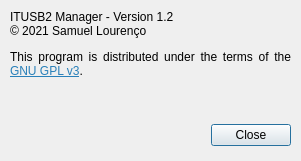
Qt form src/aboutdialog.ui (bloguetronica/itusb2-mngr) before a commit.
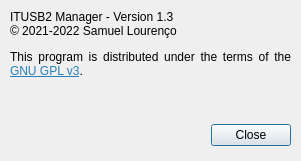
The same form after that commit. Icons and pictures are not drawn.

```diff
--- a/src/aboutdialog.ui
+++ b/src/aboutdialog.ui
@@ -65,7 +65,7 @@
     </rect>
    </property>
    <property name="text">
-    <string>&lt;html&gt;&lt;head/&gt;&lt;body&gt;&lt;p&gt;ITUSB2 Manager - Version 1.2&lt;br/&gt;© 2021 Samuel Lourenço&lt;/p&gt;&lt;p&gt;This program is distributed under the terms of the &lt;a href=&quot;https://www.gnu.org/licenses/gpl-3.0-standalone.html&quot;&gt;&lt;span style=&quot; text-decoration: underline; color:#2980b9;&quot;&gt;GNU GPL v3&lt;/span&gt;&lt;/a&gt;.&lt;/p&gt;&lt;/body&gt;&lt;/html&gt;</string>
+    <string>&lt;html&gt;&lt;head/&gt;&lt;body&gt;&lt;p&gt;ITUSB2 Manager - Version 1.3&lt;br/&gt;© 2021-2022 Samuel Lourenço&lt;/p&gt;&lt;p&gt;This program is distributed under the terms of the &lt;a href=&quot;https://www.gnu.org/licenses/gpl-3.0-standalone.html&quot;&gt;&lt;span style=&quot; text-decoration: underline; color:#2980b9;&quot;&gt;GNU GPL v3&lt;/span&gt;&lt;/a&gt;.&lt;/p&gt;&lt;/body&gt;&lt;/html&gt;</string>
    </property>
    <property name="alignment">
     <set>Qt::AlignJustify|Qt::AlignTop</set>
```
